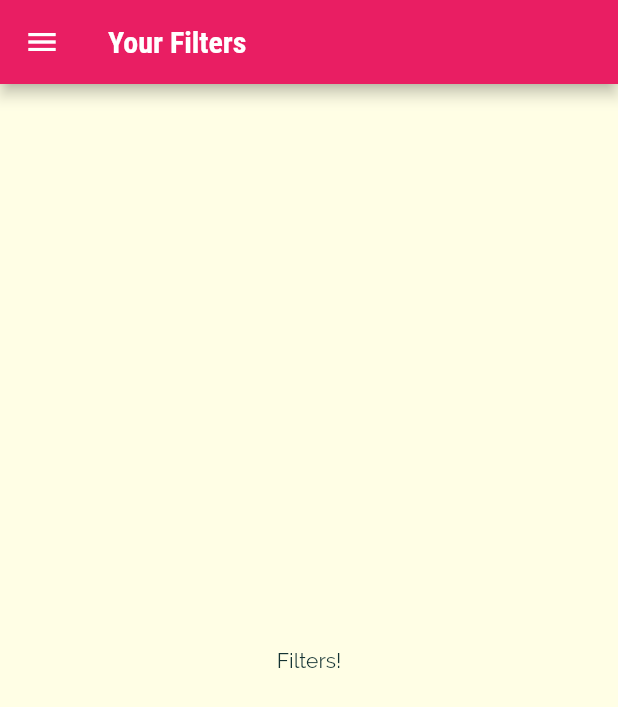
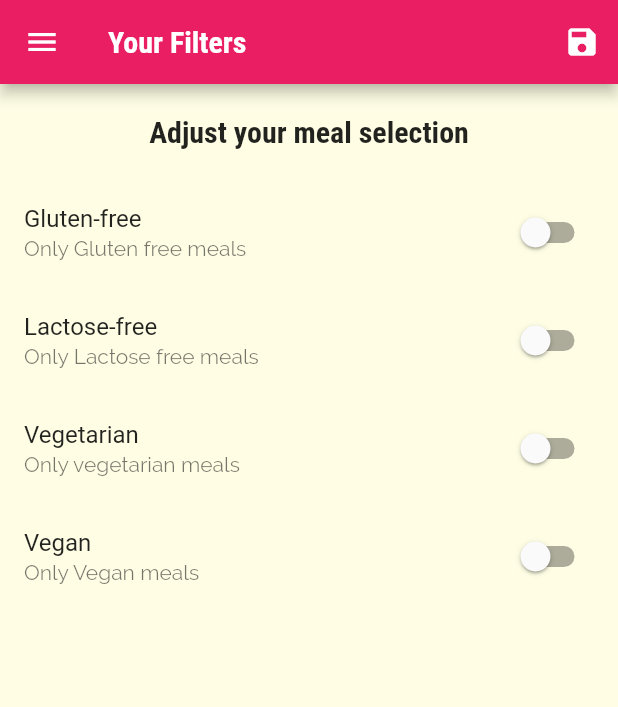
Before and after one commit to gemini30/Food_Recipe_App, a Flutter app: the FiltersScreen screen opened by its route, on a phone screen of 412 x 824 dp. Shown: the top 707 px of the screen. Run offline on Flutter 3.47's test engine with Material 2 defaults, Android fonts, the phone set to English and light mode, and no system bars.

Commit message:
Add fiters to display meals based on dietary pref

```diff
--- a/lib/main.dart
+++ b/lib/main.dart
@@ -1,15 +1,53 @@
 // ignore_for_file: prefer_const_constructors
 // ignore_for_file: prefer_const_literals_to_create_immutables
 import 'package:flutter/material.dart';
+import './dummy_data.dart';
 import './screens/filters_screen.dart';
 import './screens/tabs_screen.dart';
 import './screens/meal_details_screen.dart';
 import './screens/category_meals_screen.dart';
 import './screens/categories_screen.dart';
+import './models/meal.dart';
 
 void main() => runApp(MyApp());
 
-class MyApp extends StatelessWidget {
+class MyApp extends StatefulWidget {
+  @override
+  State<MyApp> createState() => _MyAppState();
+}
+
+class _MyAppState extends State<MyApp> {
+  Map<String, bool> _filters = {
+    'gluten': false,
+    'lactose': false,
+    'vegetarian': false,
+    'vegan': false
+  };
+
+  List<Meal> _availableMeals = DUMMY_MEALS;
+
+  void _setFilters(Map<String, bool> filterData) {
+    setState(() {
+      _filters = filterData;
+
+      _availableMeals = DUMMY_MEALS.where((meal) {
+        if (_filters['gluten'] && !meal.isGlutenFree) {
+          return false;
+        }
+        if (_filters['lactose'] && !meal.isLactoseFree) {
+          return false;
+        }
+        if (_filters['vegetarian'] && !meal.isVegetarian) {
+          return false;
+        }
+        if (_filters['vegan'] && !meal.isVegan) {
+          return false;
+        }
+        return true;
+      }).toList();
+    });
+  }
+
   @override
   Widget build(BuildContext context) {
     return MaterialApp(
@@ -32,9 +70,11 @@ class MyApp extends StatelessWidget {
       initialRoute: '/',
       routes: {
         '/': (ctx) => TabsScreen(),
-        CategoryMealsScreen.routeName: (ctx) => CategoryMealsScreen(),
+        CategoryMealsScreen.routeName: (ctx) =>
+            CategoryMealsScreen(_availableMeals),
         MealDetailScreen.routeName: (ctx) => MealDetailScreen(),
-        FiltersScreen.routeName: (context) => FiltersScreen(),
+        FiltersScreen.routeName: (context) =>
+            FiltersScreen(_filters, _setFilters),
       },
       // onGenerateRoute: (settings) {
       //   print(settings.arguments);
--- a/lib/screens/category_meals_screen.dart
+++ b/lib/screens/category_meals_screen.dart
@@ -4,10 +4,12 @@ import 'package:flutter/material.dart';
 import '../widgets/meal_item.dart';
 import '../models/meal.dart';
 
-import '../dummy_data.dart';
+// import '../dummy_data.dart';
 
 class CategoryMealsScreen extends StatefulWidget {
   static const routeName = '/category-meals';
+  final List<Meal> availabeMeals;
+  CategoryMealsScreen(this.availabeMeals);
 
   @override
   State<CategoryMealsScreen> createState() => _CategoryMealsScreenState();
@@ -25,7 +27,7 @@ class _CategoryMealsScreenState extends State<CategoryMealsScreen> {
           ModalRoute.of(context).settings.arguments as Map<String, String>;
       categoryTitle = routeArgs['title'];
       final categoryId = routeArgs['id'];
-      displayMeals = DUMMY_MEALS.where((meal) {
+      displayMeals = widget.availabeMeals.where((meal) {
         return meal.categories.contains(categoryId);
       }).toList();
       _loadedInitData = true;
--- a/lib/screens/filters_screen.dart
+++ b/lib/screens/filters_screen.dart
@@ -3,17 +3,105 @@
 import 'package:flutter/material.dart';
 import '../widgets/main_drawer.dart';
 
-class FiltersScreen extends StatelessWidget {
+class FiltersScreen extends StatefulWidget {
   static const routeName = '/filters';
+
+  final Function saveFilters;
+
+  final Map<String, bool> currentFilters;
+
+  FiltersScreen(this.currentFilters, this.saveFilters);
+
+  @override
+  State<FiltersScreen> createState() => _FiltersScreenState();
+}
+
+class _FiltersScreenState extends State<FiltersScreen> {
+  var _glutenFree = false;
+  var _vegetarian = false;
+  var _vegan = false;
+  var _lactoseFree = false;
+
+  @override
+  initState() {
+    _glutenFree = widget.currentFilters['gluten'];
+    _lactoseFree = widget.currentFilters['lactose'];
+    _vegetarian = widget.currentFilters['vegetarian'];
+    _vegan = widget.currentFilters['vegan'];
+    super.initState();
+  }
+
+  Widget _buildSwitchListTile(
+      String title, String desc, bool currentValue, Function updateValue) {
+    return SwitchListTile(
+        title: Text(title),
+        value: currentValue,
+        subtitle: Text(desc),
+        onChanged: updateValue);
+  }
+
   @override
   Widget build(BuildContext context) {
     return Scaffold(
         appBar: AppBar(
           title: Text('Your Filters'),
+          actions: [
+            IconButton(
+                onPressed: () {
+                  final selectedFilters = {
+                    'gluten': _glutenFree,
+                    'lactose': _lactoseFree,
+                    'vegetarian': _vegetarian,
+                    'vegan': _vegan,
+                  };
+                  widget.saveFilters(selectedFilters);
+                },
+                icon: Icon(Icons.save))
+          ],
         ),
         drawer: MainDrawer(),
-        body: Center(
-          child: Text('Filters!'),
+        body: Column(
+          children: [
+            Container(
+              padding: EdgeInsets.all(20),
+              child: Text(
+                'Adjust your meal selection',
+                style: Theme.of(context).textTheme.headline6,
+              ),
+            ),
+            Expanded(
+                child: ListView(
+              children: [
+                _buildSwitchListTile(
+                    'Gluten-free', 'Only Gluten free meals', _glutenFree,
+                    (newValue) {
+                  setState(() {
+                    _glutenFree = newValue;
+                  });
+                }),
+                _buildSwitchListTile(
+                    'Lactose-free', 'Only Lactose free meals', _lactoseFree,
+                    (newValue) {
+                  setState(() {
+                    _lactoseFree = newValue;
+                  });
+                }),
+                _buildSwitchListTile(
+                    'Vegetarian', 'Only vegetarian meals', _vegetarian,
+                    (newValue) {
+                  setState(() {
+                    _vegetarian = newValue;
+                  });
+                }),
+                _buildSwitchListTile('Vegan', 'Only Vegan meals', _vegan,
+                    (newValue) {
+                  setState(() {
+                    _vegan = newValue;
+                  });
+                }),
+              ],
+            ))
+          ],
         ));
   }
 }
```
